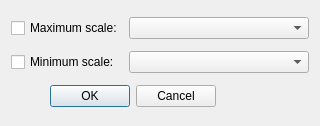
Old version of the form src/ui/qgsmapunitscaledialog.ui in the repository qgis/QGIS.
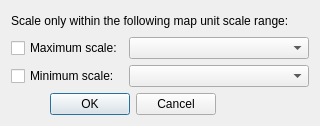
New version of the form. Icons and pictures are not drawn. Custom widgets are drawn as their Qt base class.

Commit message: Improve map unit scale dialog title and add descriptive

Patch:
```diff
--- a/src/ui/qgsmapunitscaledialog.ui
+++ b/src/ui/qgsmapunitscaledialog.ui
@@ -18,21 +18,24 @@
     <normaloff>:/images/themes/default/mActionOptions.png</normaloff>:/images/themes/default/mActionOptions.png</iconset>
   </property>
   <layout class="QGridLayout" name="gridLayout">
-   <item row="0" column="0">
+   <item row="1" column="0">
     <widget class="QCheckBox" name="mCheckBoxMaxScale">
      <property name="text">
       <string>Maximum scale:</string>
      </property>
     </widget>
    </item>
-   <item row="1" column="0">
+   <item row="2" column="0">
     <widget class="QCheckBox" name="mCheckBoxMinScale">
      <property name="text">
       <string>Minimum scale:</string>
      </property>
     </widget>
    </item>
-   <item row="3" column="0" colspan="2">
+   <item row="1" column="1" colspan="2">
+    <widget class="QgsScaleComboBox" name="mComboBoxMaxScale"/>
+   </item>
+   <item row="4" column="0" colspan="2">
     <widget class="QDialogButtonBox" name="mButtonBox">
      <property name="orientation">
       <enum>Qt::Horizontal</enum>
@@ -42,12 +45,19 @@
      </property>
     </widget>
    </item>
-   <item row="0" column="1" colspan="2">
-    <widget class="QgsScaleComboBox" name="mComboBoxMaxScale"/>
-   </item>
-   <item row="1" column="1" colspan="2">
+   <item row="2" column="1" colspan="2">
     <widget class="QgsScaleComboBox" name="mComboBoxMinScale"/>
    </item>
+   <item row="0" column="0" colspan="3">
+    <widget class="QLabel" name="label">
+     <property name="text">
+      <string>Scale only within the following map unit scale range:</string>
+     </property>
+     <property name="wordWrap">
+      <bool>true</bool>
+     </property>
+    </widget>
+   </item>
   </layout>
  </widget>
  <customwidgets>
```
Left out of the diff: 3 changed lines with no effect on the pictures.
